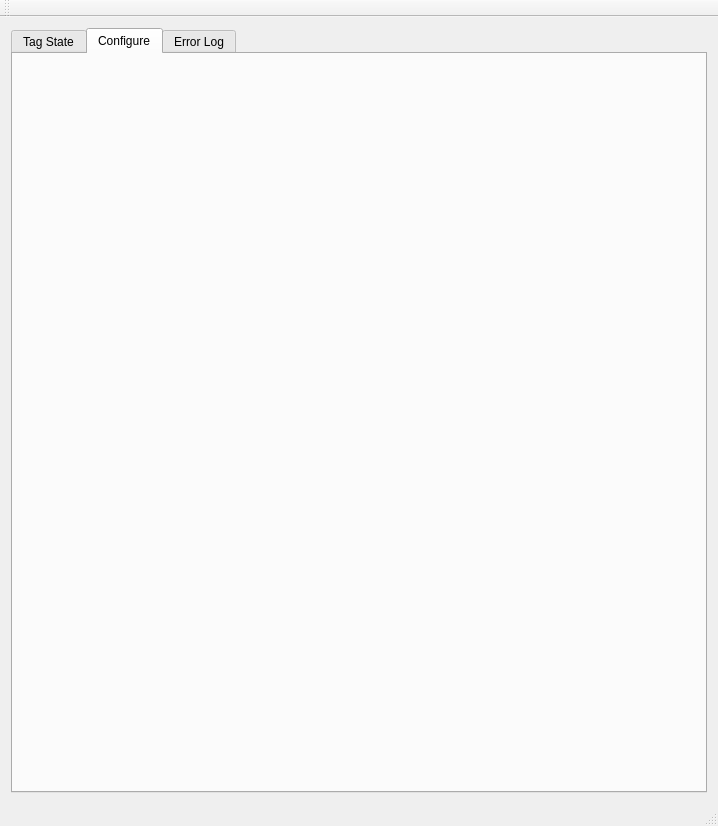
First picture: the form in software/host/qtmon/mainwindow.ui, repository tag-designs/software, before the edit.
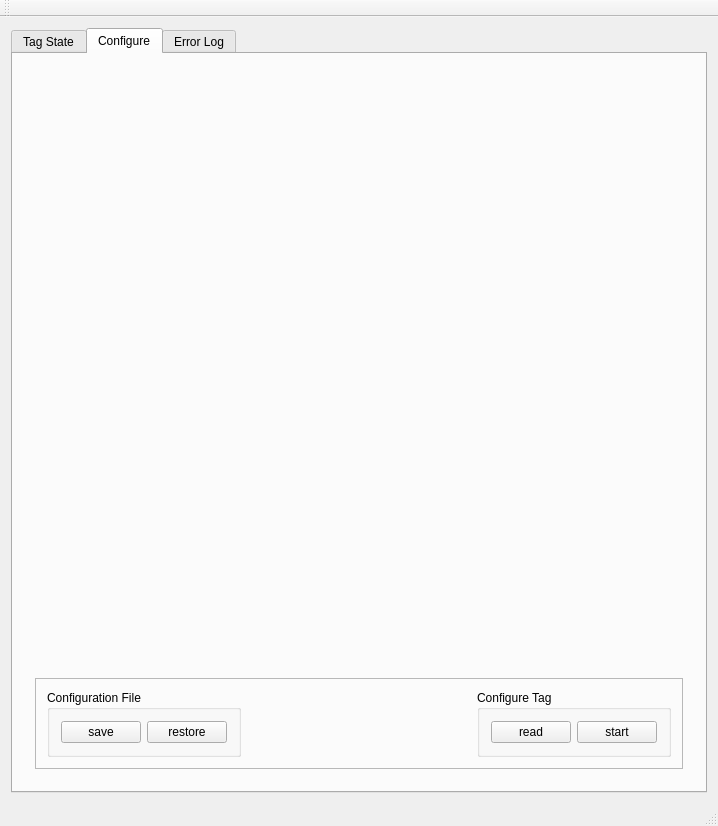
Second picture: the form after the edit. The open tabs and pages were chosen to show the change. Custom widgets are drawn as their Qt base class.

Diff of the .ui file:
```diff
--- a/software/host/qtmon/mainwindow.ui
+++ b/software/host/qtmon/mainwindow.ui
@@ -14,8 +14,8 @@
    <string>NanoLogger Monitor</string>
   </property>
   <widget class="QWidget" name="centralWidget">
-   <layout class="QGridLayout" name="gridLayout">
-    <item row="1" column="1">
+   <layout class="QVBoxLayout" name="verticalLayout_9">
+    <item>
      <layout class="QHBoxLayout" name="horizontalLayout_7">
       <item>
        <widget class="QTabWidget" name="mainTabWidget">
@@ -820,7 +820,119 @@
          <attribute name="title">
           <string>Configure</string>
          </attribute>
-         <layout class="QGridLayout" name="gridLayout_2"/>
+         <layout class="QVBoxLayout" name="verticalLayout_7">
+          <item>
+           <widget class="QWidget" name="configTabWidget" native="true">
+            <layout class="QVBoxLayout" name="verticalLayout_6">
+             <item>
+              <widget class="ConfigTab" name="config" native="true"/>
+             </item>
+             <item>
+              <spacer name="verticalSpacer_10">
+               <property name="orientation">
+                <enum>Qt::Vertical</enum>
+               </property>
+               <property name="sizeHint" stdset="0">
+                <size>
+                 <width>20</width>
+                 <height>40</height>
+                </size>
+               </property>
+              </spacer>
+             </item>
+             <item>
+              <widget class="QFrame" name="configControls">
+               <property name="frameShape">
+                <enum>QFrame::StyledPanel</enum>
+               </property>
+               <property name="frameShadow">
+                <enum>QFrame::Raised</enum>
+               </property>
+               <layout class="QHBoxLayout" name="horizontalLayout_2">
+                <item>
+                 <widget class="QGroupBox" name="fileConfigGroup">
+                  <property name="toolTip">
+                   <string>Save/restore configuration to/from file</string>
+                  </property>
+                  <property name="title">
+                   <string>Configuration File</string>
+                  </property>
+                  <layout class="QHBoxLayout" name="horizontalLayout_3">
+                   <item>
+                    <widget class="QPushButton" name="configSaveButton">
+                     <property name="toolTip">
+                      <string>Save configuration to file</string>
+                     </property>
+                     <property name="text">
+                      <string>save</string>
+                     </property>
+                    </widget>
+                   </item>
+                   <item>
+                    <widget class="QPushButton" name="configRestoreButton">
+                     <property name="toolTip">
+                      <string>Restore configuration from file</string>
+                     </property>
+                     <property name="text">
+                      <string>restore</string>
+                     </property>
+                    </widget>
+                   </item>
+                  </layout>
+                 </widget>
+                </item>
+                <item>
+                 <spacer name="horizontalSpacer_2">
+                  <property name="orientation">
+                   <enum>Qt::Horizontal</enum>
+                  </property>
+                  <property name="sizeHint" stdset="0">
+                   <size>
+                    <width>40</width>
+                    <height>20</height>
+                   </size>
+                  </property>
+                 </spacer>
+                </item>
+                <item>
+                 <widget class="QGroupBox" name="tagConfigGroup">
+                  <property name="toolTip">
+                   <string>Read or Write (Start) tag configuration</string>
+                  </property>
+                  <property name="title">
+                   <string>Configure Tag</string>
+                  </property>
+                  <layout class="QHBoxLayout" name="horizontalLayout_5">
+                   <item>
+                    <widget class="QPushButton" name="tagReadConfigButton">
+                     <property name="toolTip">
+                      <string>read configuration from tag</string>
+                     </property>
+                     <property name="text">
+                      <string>read</string>
+                     </property>
+                    </widget>
+                   </item>
+                   <item>
+                    <widget class="QPushButton" name="startButton">
+                     <property name="toolTip">
+                      <string>Write configuration to tag -- starts tag</string>
+                     </property>
+                     <property name="text">
+                      <string>start</string>
+                     </property>
+                    </widget>
+                   </item>
+                  </layout>
+                 </widget>
+                </item>
+               </layout>
+              </widget>
+             </item>
+            </layout>
+           </widget>
+          </item>
+         </layout>
         </widget>
         <widget class="QWidget" name="logTab">
          <property name="enabled">
@@ -867,6 +979,14 @@
   <widget class="QStatusBar" name="statusBar"/>
  </widget>
  <layoutdefault spacing="6" margin="11"/>
+ <customwidgets>
+  <customwidget>
+   <class>ConfigTab</class>
+   <extends>QWidget</extends>
+   <header location="global">configtab.h</header>
+   <container>1</container>
+  </customwidget>
+ </customwidgets>
  <resources/>
  <connections/>
 </ui>
```
Left out of the diff: 73 changed lines with no effect on the pictures.
